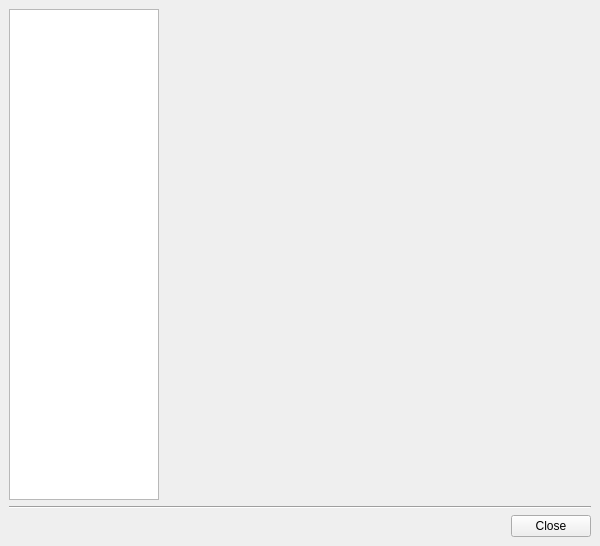
Above: PAConsole/res/maindlg.ui from AnarManafov/PoD before the change. Below: the same form after it.
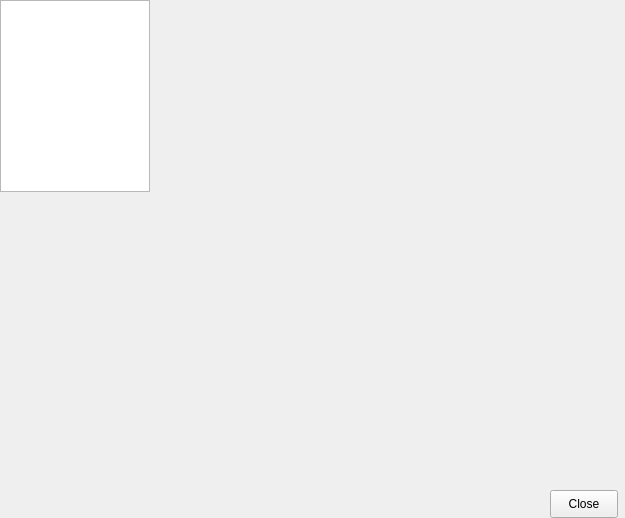
That is the form after the change.

```diff
--- a/PAConsole/res/maindlg.ui
+++ b/PAConsole/res/maindlg.ui
@@ -5,8 +5,8 @@
    <rect>
     <x>0</x>
     <y>0</y>
-    <width>600</width>
-    <height>546</height>
+    <width>625</width>
+    <height>518</height>
    </rect>
   </property>
   <property name="sizePolicy" >
@@ -18,14 +18,32 @@
   <property name="windowTitle" >
    <string>PROOFAgent Management Console - v 1.0.5</string>
   </property>
-  <layout class="QGridLayout" >
-   <property name="margin" >
-    <number>9</number>
+  <widget class="QPushButton" name="closeButton" >
+   <property name="geometry" >
+    <rect>
+     <x>550</x>
+     <y>490</y>
+     <width>68</width>
+     <height>28</height>
+    </rect>
    </property>
-   <property name="spacing" >
-    <number>6</number>
+   <property name="sizePolicy" >
+    <sizepolicy vsizetype="Fixed" hsizetype="Fixed" >
+     <horstretch>0</horstretch>
+     <verstretch>0</verstretch>
+    </sizepolicy>
    </property>
-   <item row="0" column="0" >
+   <property name="layoutDirection" >
+    <enum>Qt::RightToLeft</enum>
+   </property>
+   <property name="text" >
+    <string>Close</string>
+   </property>
+   <property name="autoDefault" >
+    <bool>false</bool>
+   </property>
+  </widget>
+  <widget class="QWidget" name="" >
     <layout class="QHBoxLayout" >
      <property name="spacing" >
       <number>6</number>
@@ -88,8 +106,8 @@
       </widget>
      </item>
     </layout>
-   </item>
-   <item row="1" column="0" >
+  </widget>
+  <widget class="QWidget" name="" >
     <layout class="QHBoxLayout" >
      <property name="spacing" >
       <number>6</number>
@@ -105,27 +123,9 @@
       </widget>
      </item>
     </layout>
-   </item>
-   <item row="2" column="0" >
-    <widget class="QPushButton" name="closeButton" >
-     <property name="sizePolicy" >
-      <sizepolicy vsizetype="Fixed" hsizetype="Fixed" >
-       <horstretch>0</horstretch>
-       <verstretch>0</verstretch>
-      </sizepolicy>
-     </property>
-     <property name="layoutDirection" >
-      <enum>Qt::RightToLeft</enum>
-     </property>
-     <property name="text" >
-      <string>Close</string>
-     </property>
-     <property name="autoDefault" >
-      <bool>false</bool>
-     </property>
-    </widget>
-   </item>
-  </layout>
+   <zorder>line</zorder>
+   <zorder>closeButton</zorder>
+  </widget>
  </widget>
  <layoutdefault spacing="6" margin="11" />
  <pixmapfunction>qPixmapFromMimeSource</pixmapfunction>
```
Lines whose indentation alone changed are shown as unchanged.
